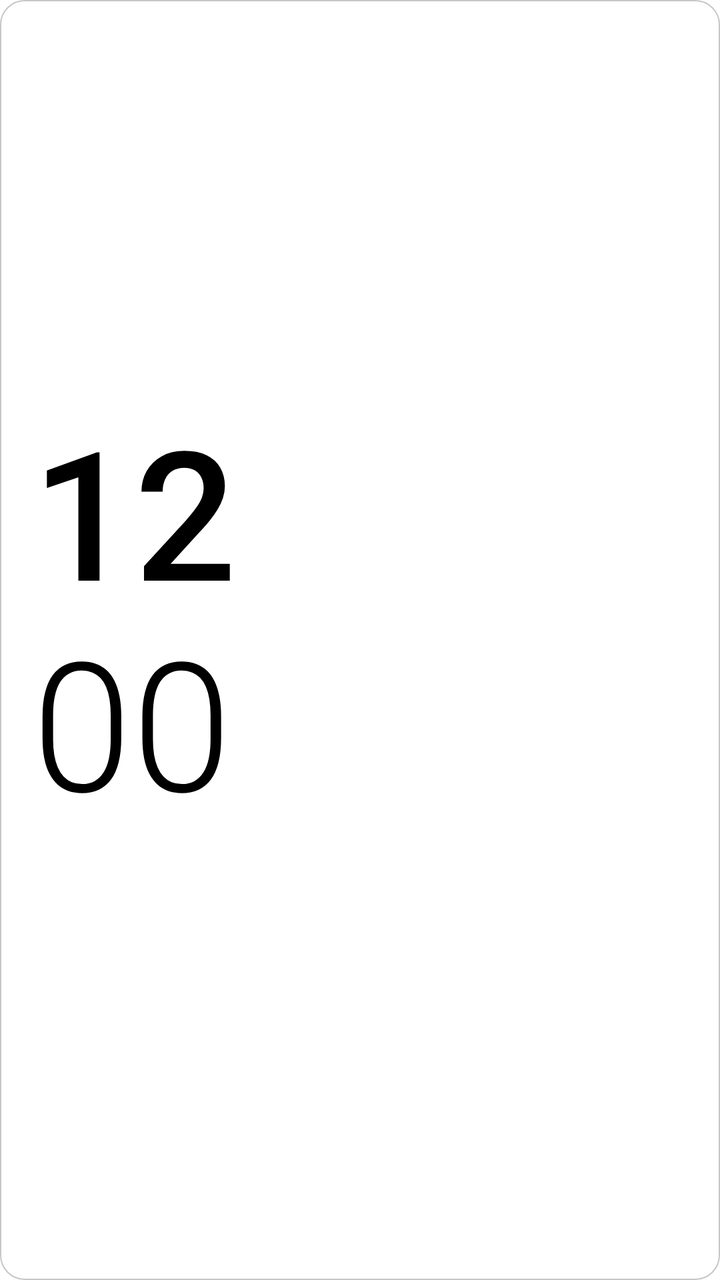
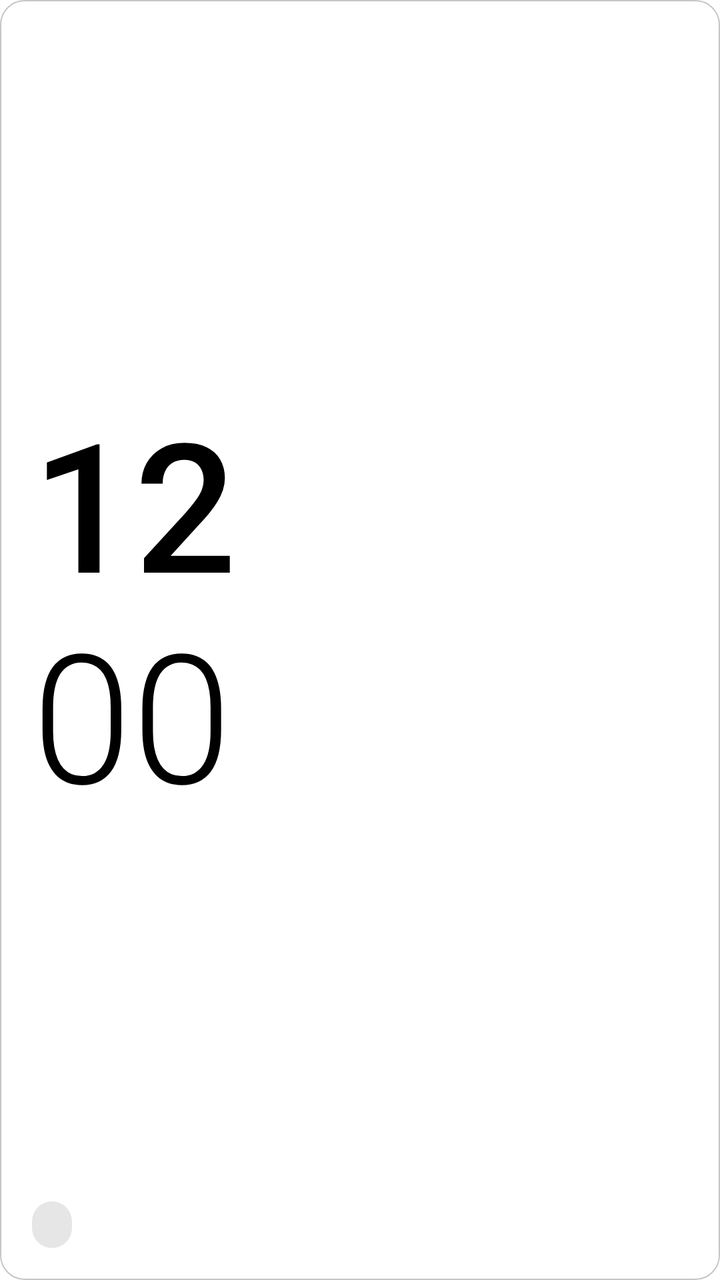

Before-and-after screenshots of an Android layout around one commit, followed by the original layout XML and the change that was made.
<!-- AndroidManifest.xml: application theme AppTheme -->
<!-- res/layout/wl_stack_ltr.xml -->
<?xml version="1.0" encoding="utf-8"?>
<FrameLayout xmlns:android="http://schemas.android.com/apk/res/android"
    android:id="@+id/wRoot"
    android:layout_width="match_parent"
    android:layout_height="match_parent"
    android:layoutDirection="ltr">

    <ImageView
        android:id="@+id/wBg"
        android:layout_width="match_parent"
        android:layout_height="match_parent"
        android:importantForAccessibility="no"
        android:scaleType="fitXY"
        android:src="@drawable/wb_adaptive_1" />
    <ImageView
        android:id="@+id/wBorder"
        android:layout_width="match_parent"
        android:layout_height="match_parent"
        android:importantForAccessibility="no"
        android:scaleType="fitXY"
        android:src="@drawable/wb_bd_adaptive_2"
        android:visibility="gone" />
    <LinearLayout
        android:layout_width="match_parent"
        android:layout_height="match_parent"
        android:orientation="vertical"
        android:padding="16dp">
        <TextClock
            android:id="@+id/wP1"
            android:layout_width="match_parent"
            android:layout_height="0dp"
            android:layout_weight="1"
            android:fontFamily="sans-serif-medium"
            android:format12Hour="h"
            android:format24Hour="HH"
            android:includeFontPadding="false"
            android:textColor="@color/text_primary"
            android:textSize="40sp"
            android:autoSizeMaxTextSize="90sp"
            android:autoSizeMinTextSize="20sp"
            android:autoSizeTextType="uniform"
            android:gravity="start|bottom"
            />
        <TextClock
            android:id="@+id/wP2"
            android:layout_width="match_parent"
            android:layout_height="0dp"
            android:layout_weight="1"
            android:fontFamily="sans-serif-light"
            android:format12Hour="mm"
            android:format24Hour="mm"
            android:includeFontPadding="false"
            android:textColor="@color/text_primary"
            android:textSize="40sp"
            android:autoSizeMaxTextSize="90sp"
            android:autoSizeMinTextSize="20sp"
            android:autoSizeTextType="uniform"
            android:gravity="start|top"
            />
        <TextView
            android:id="@+id/wS1"
            android:layout_width="wrap_content"
            android:layout_height="wrap_content"
            android:fontFamily="sans-serif"
            android:includeFontPadding="false"
            android:singleLine="true"
            android:textColor="@color/text_secondary"
            android:textSize="13sp"
            android:textStyle="bold"
            />
    </LinearLayout>
</FrameLayout>
<!-- resources referenced by this layout -->
<resources>
  <color name="text_primary">#000000</color>
  <color name="text_secondary">#6C6C70</color>
  <!-- drawable wb_adaptive_1 (drawable) -->
  <?xml version="1.0" encoding="utf-8"?>
  <shape xmlns:android="http://schemas.android.com/apk/res/android" android:shape="rectangle">
      <solid android:color="@color/surface" />
      <stroke android:width="0.5dp" android:color="@color/stroke" />
      <corners android:radius="12dp" />
  </shape>
  <!-- drawable wb_bd_adaptive_2 (drawable) -->
  <?xml version="1.0" encoding="utf-8"?>
  <shape xmlns:android="http://schemas.android.com/apk/res/android" android:shape="rectangle">
      <solid android:color="#00000000" />
      <stroke android:width="1.2dp" android:color="@color/text_hint" />
      <corners android:radius="22dp" />
  </shape>
  <color name="surface">#FFFFFF</color>
  <color name="stroke">#C6C6C8</color>
  <color name="text_hint">#AEAEB2</color>
  <color name="accent">#007AFF</color>
  <color name="accent_text">#007AFF</color>
  <color name="accent_soft">#E5F1FF</color>
  <color name="brand_start">#007AFF</color>
  <color name="brand_mid">#007AFF</color>
  <color name="brand_end">#007AFF</color>
  <color name="bg">#FFFFFF</color>
  <color name="bg_group">#F2F2F7</color>
  <color name="surface_high">#E5E5EA</color>
  <color name="field">#F2F2F7</color>
  <color name="stroke_soft">#E5E5EA</color>
  <color name="neutral_soft">#E9E9EB</color>
  <style name="AppDialog" parent="Theme.AppCompat.DayNight.Dialog.Alert">
          <item name="colorAccent">?attr/cAccentText</item>
          <item name="android:windowBackground">@drawable/bg_dialog</item>
          <item name="android:textColorPrimary">?attr/cTextPrimary</item>
          <item name="android:textColorSecondary">?attr/cTextSecondary</item>
          <item name="android:backgroundDimAmount">0.4</item>
          <item name="android:windowAnimationStyle">@style/DialogAnim</item>
          <item name="windowMinWidthMinor">92%</item>
          <item name="windowMinWidthMajor">60%</item>
          <item name="android:windowElevation">0dp</item>
      </style>
  <style name="ActivityAnim" parent="@android:style/Animation.Activity">
          <item name="android:activityOpenEnterAnimation">@anim/act_open_enter</item>
          <item name="android:activityOpenExitAnimation">@anim/act_open_exit</item>
          <item name="android:activityCloseEnterAnimation">@anim/act_close_enter</item>
          <item name="android:activityCloseExitAnimation">@anim/act_close_exit</item>
      </style>
  <style name="IosSeekBar" parent="Widget.AppCompat.SeekBar">
          <item name="android:progressDrawable">@drawable/seek_track</item>
          <item name="android:thumb">@drawable/seek_thumb</item>
          <item name="android:splitTrack">false</item>
          <item name="android:minHeight">4dp</item>
          <item name="android:maxHeight">4dp</item>
          <item name="android:paddingStart">14dp</item>
          <item name="android:paddingEnd">14dp</item>
      </style>
  <!-- drawable bg_dialog (drawable) -->
  <?xml version="1.0" encoding="utf-8"?>
  <inset xmlns:android="http://schemas.android.com/apk/res/android"
      android:insetLeft="4dp"
      android:insetTop="4dp"
      android:insetRight="4dp"
      android:insetBottom="4dp">
      <shape android:shape="rectangle">
          <solid android:color="?attr/cSurface" />
          <corners android:radius="14dp" />
      </shape>
  </inset>
  <style name="DialogAnim" parent="@android:style/Animation.Dialog">
          <item name="android:windowEnterAnimation">@anim/dlg_in</item>
          <item name="android:windowExitAnimation">@anim/dlg_out</item>
      </style>
  <!-- unchanged entries left out for length: 3 -->
</resources>

<!-- the commit's change to res/layout/wl_stack_ltr.xml (unified diff, before → after) -->
@@ -4,7 +4,6 @@
     android:layout_width="match_parent"
     android:layout_height="match_parent"
     android:layoutDirection="ltr">
-
     <ImageView
         android:id="@+id/wBg"
         android:layout_width="match_parent"
@@ -20,53 +19,11 @@
         android:scaleType="fitXY"
         android:src="@drawable/wb_bd_adaptive_2"
         android:visibility="gone" />
-    <LinearLayout
-        android:layout_width="match_parent"
-        android:layout_height="match_parent"
-        android:orientation="vertical"
-        android:padding="16dp">
-        <TextClock
-            android:id="@+id/wP1"
-            android:layout_width="match_parent"
-            android:layout_height="0dp"
-            android:layout_weight="1"
-            android:fontFamily="sans-serif-medium"
-            android:format12Hour="h"
-            android:format24Hour="HH"
-            android:includeFontPadding="false"
-            android:textColor="@color/text_primary"
-            android:textSize="40sp"
-            android:autoSizeMaxTextSize="90sp"
-            android:autoSizeMinTextSize="20sp"
-            android:autoSizeTextType="uniform"
-            android:gravity="start|bottom"
-            />
-        <TextClock
-            android:id="@+id/wP2"
-            android:layout_width="match_parent"
-            android:layout_height="0dp"
-            android:layout_weight="1"
-            android:fontFamily="sans-serif-light"
-            android:format12Hour="mm"
-            android:format24Hour="mm"
-            android:includeFontPadding="false"
-            android:textColor="@color/text_primary"
-            android:textSize="40sp"
-            android:autoSizeMaxTextSize="90sp"
-            android:autoSizeMinTextSize="20sp"
-            android:autoSizeTextType="uniform"
-            android:gravity="start|top"
-            />
-        <TextView
-            android:id="@+id/wS1"
-            android:layout_width="wrap_content"
-            android:layout_height="wrap_content"
-            android:fontFamily="sans-serif"
-            android:includeFontPadding="false"
-            android:singleLine="true"
-            android:textColor="@color/text_secondary"
-            android:textSize="13sp"
-            android:textStyle="bold"
-            />
-    </LinearLayout>
+<LinearLayout android:layout_width="match_parent" android:layout_height="match_parent" android:orientation="vertical" android:padding="16dp">
+<TextClock android:id="@+id/wP1" android:layout_width="match_parent" android:layout_height="0dp" android:layout_weight="1" android:fontFamily="sans-serif-medium" android:includeFontPadding="false" android:textColor="@color/text_primary" android:textSize="40sp" android:gravity="start|bottom" android:format12Hour="h" android:format24Hour="HH" android:autoSizeMaxTextSize="90sp" android:autoSizeMinTextSize="20sp" android:autoSizeTextType="uniform" />
+<TextClock android:id="@+id/wP2" android:layout_width="match_parent" android:layout_height="0dp" android:layout_weight="1" android:fontFamily="sans-serif-light" android:includeFontPadding="false" android:textColor="@color/text_primary" android:textSize="40sp" android:gravity="start|top" android:format12Hour="mm" android:format24Hour="mm" android:autoSizeMaxTextSize="90sp" android:autoSizeMinTextSize="20sp" android:autoSizeTextType="uniform" />
+<LinearLayout android:layout_width="wrap_content" android:layout_height="wrap_content" android:orientation="horizontal" android:gravity="center_vertical" android:background="@drawable/wb_chip" android:paddingStart="10dp" android:paddingTop="4dp" android:paddingEnd="10dp" android:paddingBottom="4dp">
+<TextView android:id="@+id/wS1" android:layout_width="wrap_content" android:layout_height="wrap_content" android:fontFamily="sans-serif" android:includeFontPadding="false" android:singleLine="true" android:textColor="@color/text_secondary" android:textSize="13sp" android:textStyle="bold" />
+</LinearLayout>
+</LinearLayout>
 </FrameLayout>
<!-- resource entries referenced after the edit -->
@@ -15,6 +15,12 @@
       <solid android:color="#00000000" />
       <stroke android:width="1.2dp" android:color="@color/text_hint" />
       <corners android:radius="22dp" />
+  </shape>
+  <!-- drawable wb_chip (drawable) -->
+  <?xml version="1.0" encoding="utf-8"?>
+  <shape xmlns:android="http://schemas.android.com/apk/res/android" android:shape="rectangle">
+      <solid android:color="#33808080" />
+      <corners android:radius="100dp" />
   </shape>
   <color name="surface">#FFFFFF</color>
   <color name="stroke">#C6C6C8</color>
